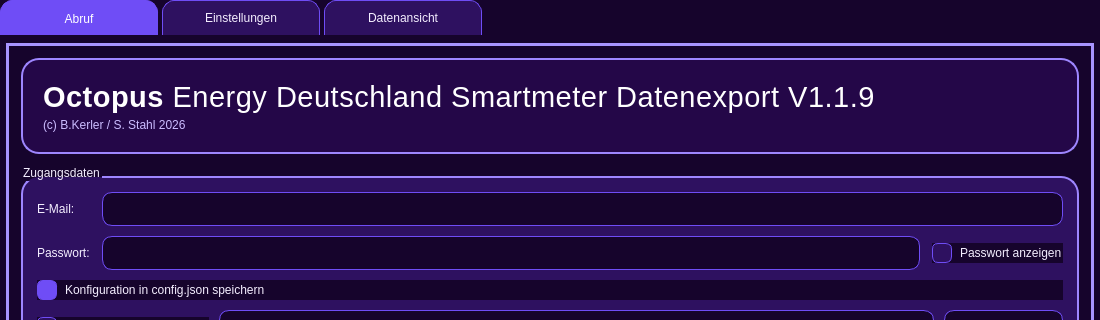
Qt form octopusdetool/octopusdetool_gui.ui (bkerler/octopusdetool) before a commit; both pictures show x 0 to 1100 and y 0 to 320 of the 1100 by 860 pixel window.
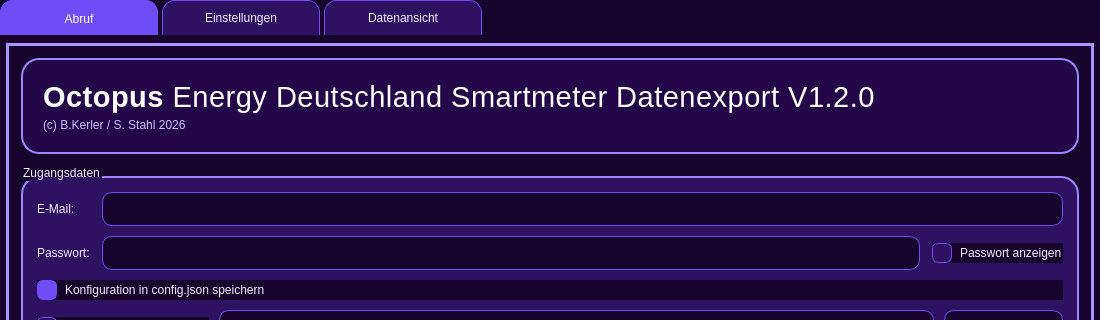
The same form after that commit.

Diff of the .ui file:
```diff
--- a/octopusdetool/octopusdetool_gui.ui
+++ b/octopusdetool/octopusdetool_gui.ui
@@ -533,7 +533,7 @@
               <item>
                <widget class="QLabel" name="heroTitleLabel">
                 <property name="text">
-                 <string>&lt;html&gt;&lt;head/&gt;&lt;body&gt;&lt;p&gt;&lt;span style=&quot;font-family:'Ubuntu Sans'; font-size:22pt; font-weight:700; color:#ffffff;&quot;&gt;Octopus&lt;/span&gt;&lt;span style=&quot;font-family:'Ubuntu Sans'; font-size:22pt; font-weight:300; color:#ffffff;&quot;&gt; Energy Deutschland Smartmeter Datenexport V1.1.9&lt;/span&gt;&lt;/p&gt;&lt;/body&gt;&lt;/html&gt;</string>
+                 <string>&lt;html&gt;&lt;head/&gt;&lt;body&gt;&lt;p&gt;&lt;span style=&quot;font-family:'Ubuntu Sans'; font-size:22pt; font-weight:700; color:#ffffff;&quot;&gt;Octopus&lt;/span&gt;&lt;span style=&quot;font-family:'Ubuntu Sans'; font-size:22pt; font-weight:300; color:#ffffff;&quot;&gt; Energy Deutschland Smartmeter Datenexport V1.2.0&lt;/span&gt;&lt;/p&gt;&lt;/body&gt;&lt;/html&gt;</string>
                 </property>
                 <property name="wordWrap">
                  <bool>true</bool>
```
Left out of the diff: 2 changed lines with no effect on the pictures.
